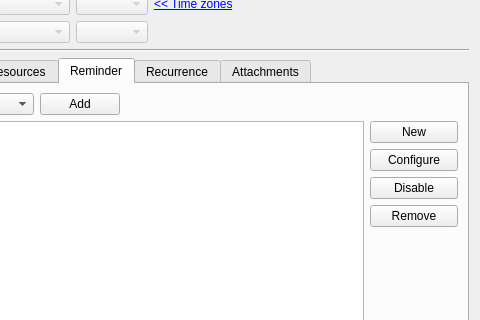
Before: the Qt Designer form src/ui/dialogdesktop.ui in KDE/incidenceeditor, drawn with Qt 5; both pictures show x 181 to 661 and y 197 to 517 of the 661 by 660 pixel window.
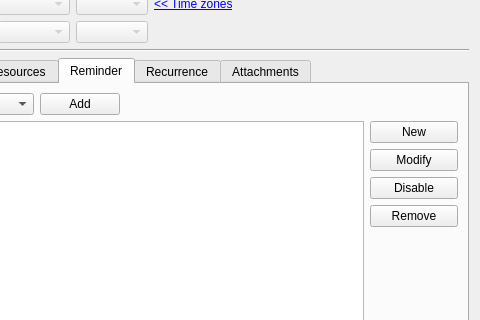
After: the same form once the commit is applied. The open tabs and pages were chosen to show the change. Custom widgets are drawn as their Qt base class.

Commit message: src/ui/dialogdesktop.ui - say "Modify" instead of "Configure" sounds better to me.  you modify existing alarms: you don't configure them

Patch:
```diff
--- a/src/ui/dialogdesktop.ui
+++ b/src/ui/dialogdesktop.ui
@@ -1035,7 +1035,7 @@
          <item row="2" column="4">
           <widget class="QPushButton" name="mAlarmConfigureButton">
            <property name="text">
-            <string comment="@action:button Configures selected reminder">Configure</string>
+            <string comment="@action:button modify the selected reminder">Modify</string>
            </property>
           </widget>
          </item>
```
Left out of the diff: 2 changed lines with no effect on the pictures.
